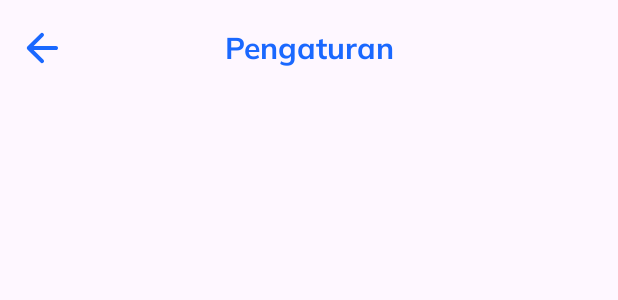
After one commit to Ca-ri-ssa/TA-LearninP3K-AndroidApp, an Android app: the layout activity_setting.xml on its own in the app's theme, with its tools: preview values and no code run, on a phone screen of 412 x 824 dp. The commit adds this screen. Shown: the top 300 px of the screen. Run offline under Robolectric (Android 15) with nearby library versions, the phone set to English and light mode, and no system bars.

Commit message:
add custom actionBar (toolBar) in SettingActivity

```diff
--- a/app/src/main/AndroidManifest.xml
+++ b/app/src/main/AndroidManifest.xml
@@ -13,6 +13,9 @@
         android:theme="@style/Theme.LearninP3K"
         tools:targetApi="31">
         <activity
+            android:name=".view.setting.SettingActivity"
+            android:exported="false" />
+        <activity
             android:name=".MainActivity"
             android:exported="true">
             <intent-filter>
--- /dev/null
+++ b/app/src/main/res/drawable/arrow_back_icon_24dp.xml
@@ -0,0 +1,9 @@
+<vector xmlns:android="http://schemas.android.com/apk/res/android"
+    android:width="32dp"
+    android:height="32dp"
+    android:viewportWidth="960"
+    android:viewportHeight="960">
+  <path
+      android:pathData="m313,520 l196,196q12,12 11.5,28T508,772q-12,11 -28,11.5T452,772L188,508q-6,-6 -8.5,-13t-2.5,-15q0,-8 2.5,-15t8.5,-13l264,-264q11,-11 27.5,-11t28.5,11q12,12 12,28.5T508,245L313,440h447q17,0 28.5,11.5T800,480q0,17 -11.5,28.5T760,520L313,520Z"
+      android:fillColor="?attr/colorPrimary"/>
+</vector>
--- /dev/null
+++ b/app/src/main/res/layout/activity_setting.xml
@@ -0,0 +1,33 @@
+<?xml version="1.0" encoding="utf-8"?>
+<androidx.constraintlayout.widget.ConstraintLayout xmlns:android="http://schemas.android.com/apk/res/android"
+    xmlns:app="http://schemas.android.com/apk/res-auto"
+    xmlns:tools="http://schemas.android.com/tools"
+    android:id="@+id/setting"
+    android:layout_width="match_parent"
+    android:layout_height="match_parent"
+    tools:context=".view.setting.SettingActivity">
+
+    <androidx.appcompat.widget.Toolbar
+        android:id="@+id/toolbar"
+        android:layout_width="match_parent"
+        android:layout_height="?attr/actionBarSize"
+        android:background="@android:color/transparent"
+        app:titleMargins="0dp"
+        app:navigationIcon="@drawable/arrow_back_icon_24dp"
+        app:layout_constraintTop_toTopOf="parent"
+        app:layout_constraintEnd_toEndOf="parent"
+        app:layout_constraintStart_toStartOf="parent">
+        <TextView
+            android:id="@+id/toolbarTitle"
+            android:layout_width="wrap_content"
+            android:layout_height="wrap_content"
+            android:layout_gravity="center"
+            android:textColor="?attr/colorPrimary"
+            android:fontFamily="@font/app_font"
+            android:textSize="20sp"
+            android:textStyle="bold"
+            android:textAlignment="center"
+            android:text="@string/title_toolbar_setting" />
+    </androidx.appcompat.widget.Toolbar>
+
+</androidx.constraintlayout.widget.ConstraintLayout>
--- a/app/src/main/res/values/strings.xml
+++ b/app/src/main/res/values/strings.xml
@@ -64,4 +64,7 @@
     <!--item profile badge-->
     <string name="title_badge">First 100 Point</string>
     <string name="date_badge">10 Nov 2024</string>
+
+    <!--Setting Activity-->
+    <string name="title_toolbar_setting">Pengaturan</string>
 </resources>
```
Also changed, not shown: app/src/main/java/com/carissac/learninp3k/view/profile/ProfileFragment.kt (+11 -0 lines), app/src/main/java/com/carissac/learninp3k/view/setting/SettingActivity.kt (added, +48 -0 lines).
